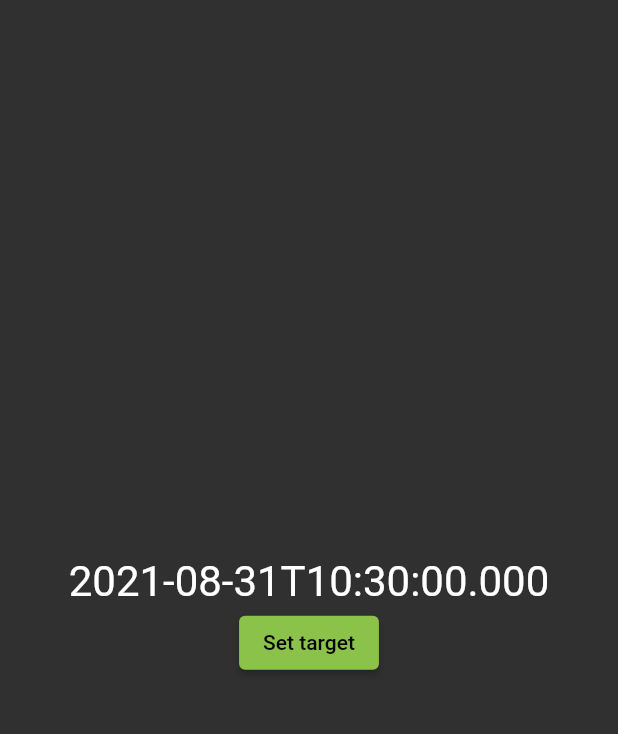
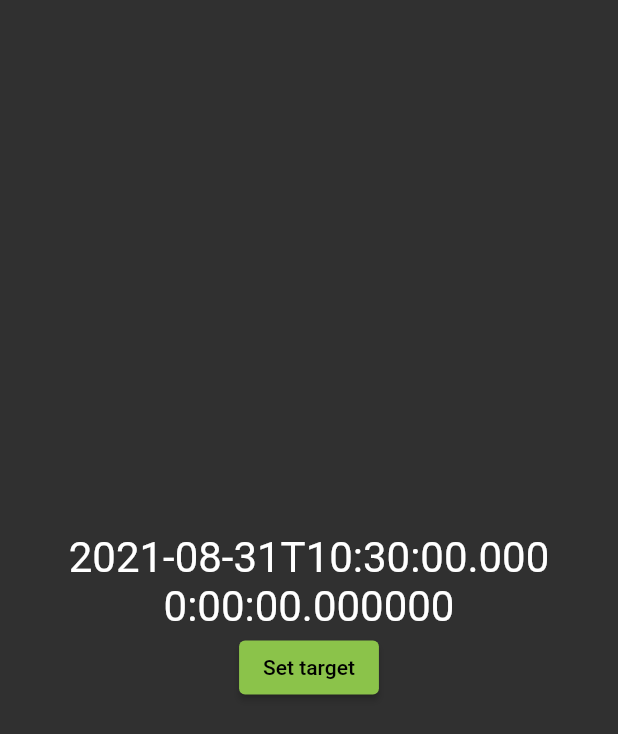
Before and after one commit to soikkea/timer_app, a Flutter app: the CountdownWidget widget shown alone on an empty page, opened directly, on a phone screen of 412 x 824 dp. Shown: the top 734 px of the screen. Run offline on Flutter 3.47's test engine with Material 2 defaults, Android fonts, the phone set to English and light mode, and no system bars.

Commit message:
Display countdown duration to target

```diff
--- a/lib/countdown.dart
+++ b/lib/countdown.dart
@@ -29,6 +29,9 @@ class _CountdownWidgetState extends State<CountdownWidget> {
 
   TimeOfDay? get _targetTimeOfDay =>
       _target == null ? null : TimeOfDay.fromDateTime(_target!);
+
+  Duration get _durationToTarget =>
+      _target == null ? Duration() : _target!.difference(DateTime.now());
 
   String get _timeToTarget => _target?.toIso8601String() ?? "";
 
@@ -68,6 +71,11 @@ class _CountdownWidgetState extends State<CountdownWidget> {
             style:
                 DefaultTextStyle.of(context).style.apply(fontSizeFactor: 2.0),
           ),
+          Text(
+            _durationToTarget.toString(),
+            style:
+                DefaultTextStyle.of(context).style.apply(fontSizeFactor: 2.0),
+          ),
           ElevatedButton(
               onPressed: _setTargetPressed, child: Text("Set target"))
         ],
```
